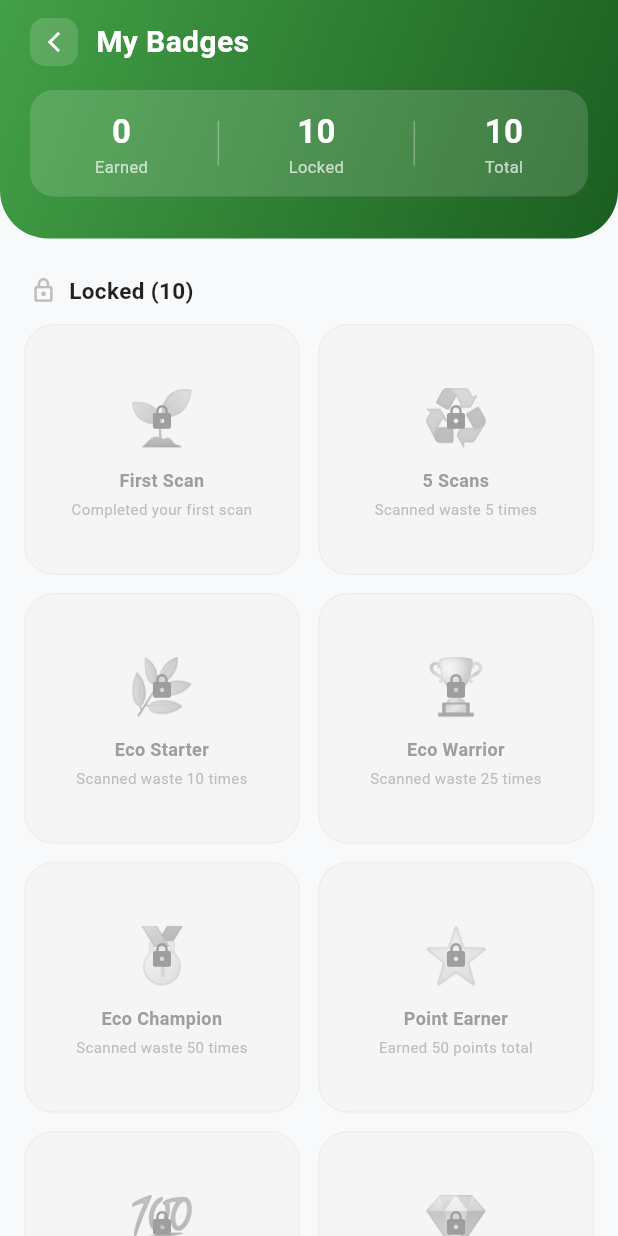
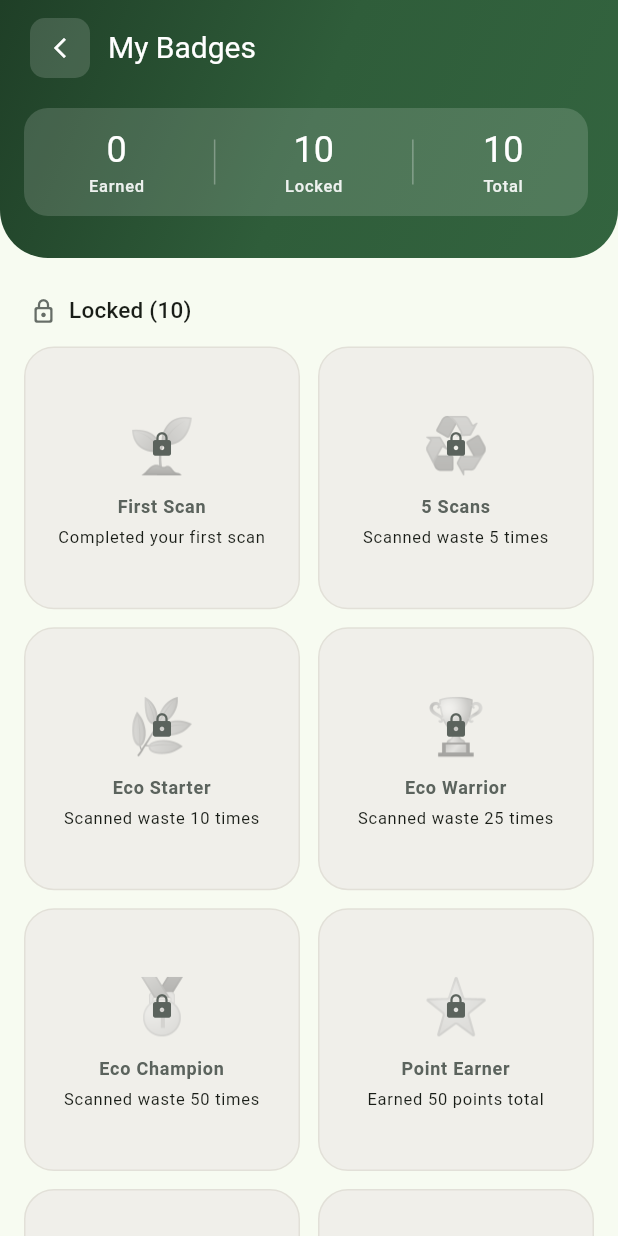
Before and after one commit to JmMoshi16/CAPSTONE-1, a Flutter app: the BadgesScreen screen opened directly with empty values, on a phone screen of 412 x 824 dp. Run offline on Flutter 3.47's test engine with Material 3 defaults, Android fonts, the phone set to English and light mode, and no system bars; our stand-ins replace cloud_firestore, firebase_auth, firebase_core, fl_chart, flutter_local_notifications, lottie and 1 more; missing offline and left inert: mobile_scanner; accounts and stored records are empty.

Commit message:
Badges on design tokens
AA-contrast locked and earned text, 48 dp back button, one screen-reader label
per badge, grid height follows text scale.

Co-Authored-By: Claude Opus 5.5 <noreply@anthropic.com>

```diff
--- a/lib/screens/customer/badges_screen.dart
+++ b/lib/screens/customer/badges_screen.dart
@@ -1,7 +1,7 @@
 import 'package:flutter/material.dart';
 import '../../services/firebase_service.dart';
 import '../../models/models.dart';
-import '../../core/theme.dart';
+import '../../widgets/ui.dart';
 
 class BadgesScreen extends StatefulWidget {
   final UserModel user;
@@ -18,10 +18,10 @@ class _BadgesScreenState extends State<BadgesScreen> with SingleTickerProviderSt
   @override
   void initState() {
     super.initState();
-    _headerCtrl  = AnimationController(vsync: this, duration: const Duration(milliseconds: 600));
-    _headerFade  = CurvedAnimation(parent: _headerCtrl, curve: Curves.easeOut);
+    _headerCtrl  = AnimationController(vsync: this, duration: AppMotion.slow);
+    _headerFade  = CurvedAnimation(parent: _headerCtrl, curve: AppMotion.standard);
     _headerSlide = Tween<Offset>(begin: const Offset(0, -0.15), end: Offset.zero)
-        .animate(CurvedAnimation(parent: _headerCtrl, curve: Curves.easeOut));
+        .animate(CurvedAnimation(parent: _headerCtrl, curve: AppMotion.standard));
     _headerCtrl.forward();
   }
 
@@ -30,13 +30,20 @@ class _BadgesScreenState extends State<BadgesScreen> with SingleTickerProviderSt
 
   @override
   Widget build(BuildContext context) {
+    final c = context.colors;
+    final t = context.text;
     final allDefs    = FirebaseService.getAllBadgeDefs();
     final earned     = widget.user.badges;
     final earnedDefs = allDefs.where((b) => earned.contains(b['id'])).toList();
     final lockedDefs = allDefs.where((b) => !earned.contains(b['id'])).toList();
+    // Taller cards when the user enlarges text, so descriptions are not clipped.
+    final textScale = MediaQuery.textScalerOf(context).scale(1).clamp(1.0, 1.6);
+    final gridDelegate = SliverGridDelegateWithFixedCrossAxisCount(
+      crossAxisCount: 2, crossAxisSpacing: AppSpace.sm, mainAxisSpacing: AppSpace.sm,
+      childAspectRatio: 1.05 / textScale,
+    );
 
     return Scaffold(
-      backgroundColor: kBg,
       body: CustomScrollView(
         slivers: [
           SliverToBoxAdapter(
@@ -45,33 +52,24 @@ class _BadgesScreenState extends State<BadgesScreen> with SingleTickerProviderSt
               child: SlideTransition(
                 position: _headerSlide,
                 child: Container(
-                  decoration: gradientHeader,
+                  decoration: heroDecoration(context,
+                      radius: const BorderRadius.vertical(bottom: Radius.circular(AppSpace.xxl))),
                   child: SafeArea(
                     bottom: false,
                     child: Padding(
-                      padding: const EdgeInsets.fromLTRB(20, 12, 20, 28),
+                      padding: const EdgeInsets.fromLTRB(AppSpace.md, AppSpace.xs, AppSpace.lg, AppSpace.xl + 4),
                       child: Column(children: [
                         Row(children: [
-                          GestureDetector(
-                            onTap: () => Navigator.pop(context),
-                            child: Container(
-                              padding: const EdgeInsets.all(8),
+                          HeroBackButton(onTap: () => Navigator.pop(context)),
+                          const SizedBox(width: AppSpace.xs),
+                          Text('My Badges', style: t.headlineSmall!.copyWith(color: c.onHero, fontSize: 20)),
+                        ]),
+                        const SizedBox(height: AppSpace.md),
+                        Container(
+                          padding: const EdgeInsets.symmetric(horizontal: AppSpace.lg, vertical: AppSpace.sm),
                           decoration: BoxDecoration(
                             color: Colors.white.withValues(alpha: 0.15),
-                                borderRadius: BorderRadius.circular(10),
-                              ),
-                              child: const Icon(Icons.arrow_back_ios_new, color: Colors.white, size: 16),
-                            ),
-                          ),
-                          const SizedBox(width: 12),
-                          const Text('My Badges', style: TextStyle(color: Colors.white, fontWeight: FontWeight.bold, fontSize: 20)),
-                        ]),
-                        const SizedBox(height: 16),
-                        Container(
-                          padding: const EdgeInsets.symmetric(horizontal: 20, vertical: 12),
-                          decoration: BoxDecoration(
-                            color: Colors.white.withValues(alpha: 0.15),
-                            borderRadius: BorderRadius.circular(16),
+                            borderRadius: AppRadius.all(AppRadius.lg),
                           ),
                           child: Row(mainAxisAlignment: MainAxisAlignment.spaceAround, children: [
                             _headerStat('${earnedDefs.length}', 'Earned'),
@@ -92,21 +90,18 @@ class _BadgesScreenState extends State<BadgesScreen> with SingleTickerProviderSt
           if (earnedDefs.isNotEmpty) ...[
             SliverToBoxAdapter(
               child: Padding(
-                padding: const EdgeInsets.fromLTRB(20, 24, 20, 12),
+                padding: const EdgeInsets.fromLTRB(AppSpace.lg, AppSpace.xl, AppSpace.lg, AppSpace.sm),
                 child: Row(children: [
-                  const Icon(Icons.emoji_events_rounded, color: Colors.amber, size: 18),
-                  const SizedBox(width: 8),
-                  Text('Earned (${earnedDefs.length})',
-                      style: const TextStyle(fontWeight: FontWeight.bold, fontSize: 15, color: Colors.black87)),
+                  Icon(Icons.emoji_events_rounded, color: c.gold, size: 18),
+                  const SizedBox(width: AppSpace.xs),
+                  Text('Earned (${earnedDefs.length})', style: t.titleMedium!.copyWith(fontSize: 15)),
                 ]),
               ),
             ),
             SliverPadding(
-              padding: const EdgeInsets.symmetric(horizontal: 16),
+              padding: const EdgeInsets.symmetric(horizontal: AppSpace.md),
               sliver: SliverGrid(
-                gridDelegate: const SliverGridDelegateWithFixedCrossAxisCount(
-                  crossAxisCount: 2, crossAxisSpacing: 12, mainAxisSpacing: 12, childAspectRatio: 1.1,
-                ),
+                gridDelegate: gridDelegate,
                 delegate: SliverChildBuilderDelegate(
                   (_, i) => _AnimatedBadgeCard(def: earnedDefs[i], earned: true, index: i),
                   childCount: earnedDefs.length,
@@ -118,21 +113,18 @@ class _BadgesScreenState extends State<BadgesScreen> with SingleTickerProviderSt
           if (lockedDefs.isNotEmpty) ...[
             SliverToBoxAdapter(
               child: Padding(
-                padding: const EdgeInsets.fromLTRB(20, 24, 20, 12),
+                padding: const EdgeInsets.fromLTRB(AppSpace.lg, AppSpace.xl, AppSpace.lg, AppSpace.sm),
                 child: Row(children: [
-                  Icon(Icons.lock_outline_rounded, color: Colors.grey.shade400, size: 18),
-                  const SizedBox(width: 8),
-                  Text('Locked (${lockedDefs.length})',
-                      style: const TextStyle(fontWeight: FontWeight.bold, fontSize: 15, color: Colors.black87)),
+                  Icon(Icons.lock_outline_rounded, color: c.textTertiary, size: 18),
+                  const SizedBox(width: AppSpace.xs),
+                  Text('Locked (${lockedDefs.length})', style: t.titleMedium!.copyWith(fontSize: 15)),
                 ]),
               ),
             ),
             SliverPadding(
-              padding: const EdgeInsets.fromLTRB(16, 0, 16, 100),
+              padding: const EdgeInsets.fromLTRB(AppSpace.md, 0, AppSpace.md, AppSpace.navClearance),
               sliver: SliverGrid(
-                gridDelegate: const SliverGridDelegateWithFixedCrossAxisCount(
-                  crossAxisCount: 2, crossAxisSpacing: 12, mainAxisSpacing: 12, childAspectRatio: 1.1,
-                ),
+                gridDelegate: gridDelegate,
                 delegate: SliverChildBuilderDelegate(
                   (_, i) => _AnimatedBadgeCard(def: lockedDefs[i], earned: false, index: i + earnedDefs.length),
                   childCount: lockedDefs.length,
@@ -146,8 +138,8 @@ class _BadgesScreenState extends State<BadgesScreen> with SingleTickerProviderSt
   }
 
   Widget _headerStat(String value, String label) => Column(children: [
-    Text(value, style: const TextStyle(color: Colors.white, fontWeight: FontWeight.bold, fontSize: 22)),
-    Text(label, style: const TextStyle(color: Colors.white70, fontSize: 11)),
+    Text(value, style: context.text.headlineSmall!.copyWith(color: context.colors.onHero)),
+    Text(label, style: context.text.labelSmall!.copyWith(color: context.colors.onHeroMuted)),
   ]);
 }
 
@@ -168,32 +160,35 @@ class _AnimatedBadgeCardState extends State<_AnimatedBadgeCard> with SingleTicke
   @override
   void initState() {
     super.initState();
-    _ctrl  = AnimationController(vsync: this, duration: const Duration(milliseconds: 500));
-    _scale = CurvedAnimation(parent: _ctrl, curve: Curves.elasticOut);
-    _fade  = CurvedAnimation(parent: _ctrl, curve: Curves.easeOut);
-    final delay = (widget.index * 70).clamp(0, 600);
-    Future.delayed(Duration(milliseconds: 100 + delay), () { if (mounted) _ctrl.forward(); });
+    _ctrl  = AnimationController(vsync: this, duration: AppMotion.slow);
+    _scale = Tween<double>(begin: 0.85, end: 1).animate(CurvedAnimation(parent: _ctrl, curve: AppMotion.spring));
+    _fade  = CurvedAnimation(parent: _ctrl, curve: AppMotion.standard);
+    final delay = AppMotion.stagger * widget.index;
+    Future.delayed(AppMotion.fast + (delay > AppMotion.slow ? AppMotion.slow : delay), () { if (mounted) _ctrl.forward(); });
   }
 
   @override
   void dispose() { _ctrl.dispose(); super.dispose(); }
 
   @override
-  Widget build(BuildContext context) => FadeTransition(
+  Widget build(BuildContext context) {
+    final c = context.colors;
+    final t = context.text;
+    return FadeTransition(
       opacity: _fade,
       child: ScaleTransition(
         scale: _scale,
+        child: Semantics(
+          label: '${widget.def['label']}, ${widget.earned ? 'earned' : 'locked'}. ${widget.def['desc']}',
+          excludeSemantics: true,
           child: Container(
-        padding: const EdgeInsets.all(16),
-        decoration: BoxDecoration(
-          color: widget.earned ? Colors.white : Colors.grey.shade100,
-          borderRadius: BorderRadius.circular(20),
-          border: widget.earned
-              ? Border.all(color: Colors.amber.shade300, width: 1.5)
-              : Border.all(color: Colors.grey.shade200),
-          boxShadow: widget.earned
-              ? [BoxShadow(color: Colors.amber.withValues(alpha: 0.15), blurRadius: 12, offset: const Offset(0, 4))]
-              : [],
+            padding: const EdgeInsets.all(AppSpace.md),
+            decoration: widget.earned
+                ? cardDecoration(context, borderColor: c.gold.withValues(alpha: 0.5))
+                : BoxDecoration(
+                    color: c.surfaceAlt,
+                    borderRadius: AppRadius.all(AppRadius.xl),
+                    border: Border.all(color: c.border),
                   ),
             child: Column(mainAxisAlignment: MainAxisAlignment.center, children: [
               widget.earned
@@ -208,31 +203,33 @@ class _AnimatedBadgeCardState extends State<_AnimatedBadgeCard> with SingleTicke
                         ]),
                         child: Text(widget.def['icon'] as String, style: const TextStyle(fontSize: 36)),
                       ),
-                  const Icon(Icons.lock_rounded, color: Colors.grey, size: 18),
+                      Icon(Icons.lock_rounded, color: c.textSecondary, size: 18),
                     ]),
-          const SizedBox(height: 8),
+              const SizedBox(height: AppSpace.xs),
               Text(widget.def['label'] as String,
-              style: TextStyle(fontWeight: FontWeight.bold, fontSize: 12,
-                  color: widget.earned ? Colors.black87 : Colors.grey),
+                  style: t.labelMedium!.copyWith(fontWeight: FontWeight.w700,
+                      color: widget.earned ? c.textPrimary : c.textSecondary),
                   textAlign: TextAlign.center),
-          const SizedBox(height: 4),
+              const SizedBox(height: AppSpace.xxs),
               Text(widget.def['desc'] as String,
-              style: TextStyle(fontSize: 10, color: widget.earned ? Colors.grey : Colors.grey.shade400),
+                  style: t.labelSmall!.copyWith(fontWeight: FontWeight.w400),
                   textAlign: TextAlign.center, maxLines: 2, overflow: TextOverflow.ellipsis),
               if (widget.earned) ...[
-            const SizedBox(height: 6),
+                const SizedBox(height: AppSpace.xs - 2),
                 Container(
-              padding: const EdgeInsets.symmetric(horizontal: 8, vertical: 2),
+                  padding: const EdgeInsets.symmetric(horizontal: AppSpace.xs, vertical: 2),
                   decoration: BoxDecoration(
-                color: Colors.amber.shade50,
-                borderRadius: BorderRadius.circular(8),
-                border: Border.all(color: Colors.amber.shade200),
+                    color: c.gold.withValues(alpha: 0.12),
+                    borderRadius: AppRadius.all(AppRadius.sm),
+                    border: Border.all(color: c.gold.withValues(alpha: 0.4)),
                   ),
-              child: const Text('✓ Earned', style: TextStyle(color: Colors.amber, fontSize: 9, fontWeight: FontWeight.bold)),
+                  child: Text('✓ Earned', style: t.labelSmall!.copyWith(color: c.gold, fontWeight: FontWeight.w700)),
                 ),
               ],
             ]),
           ),
         ),
+      ),
     );
   }
+}
```
Lines whose indentation alone changed are shown as unchanged.
